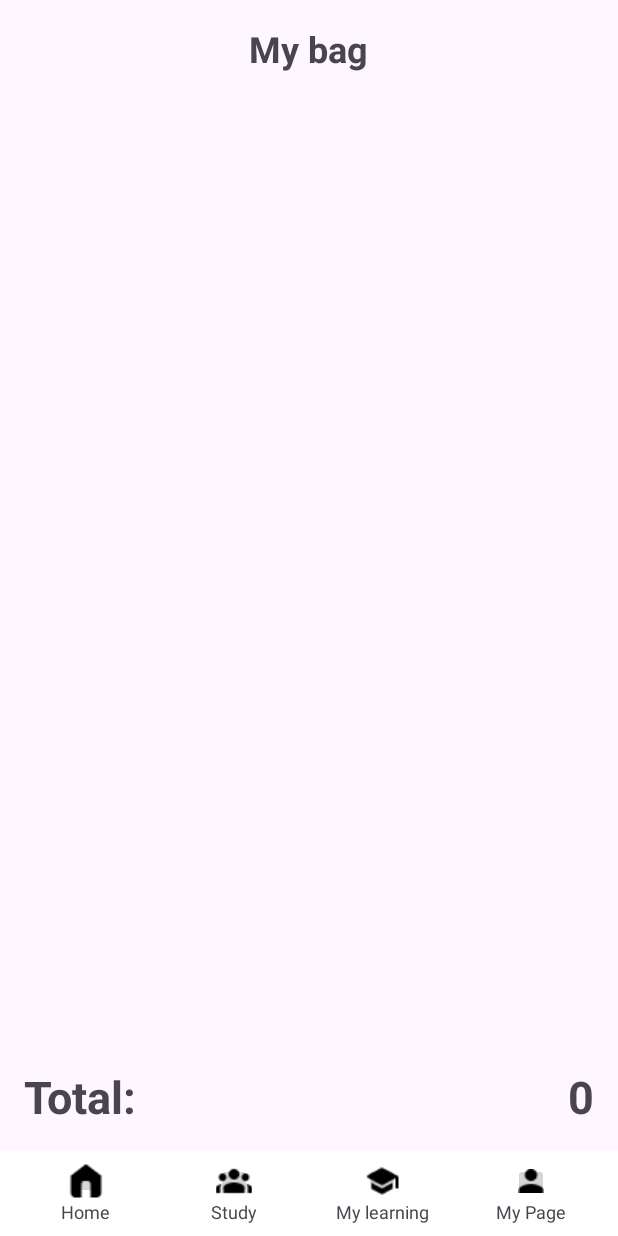
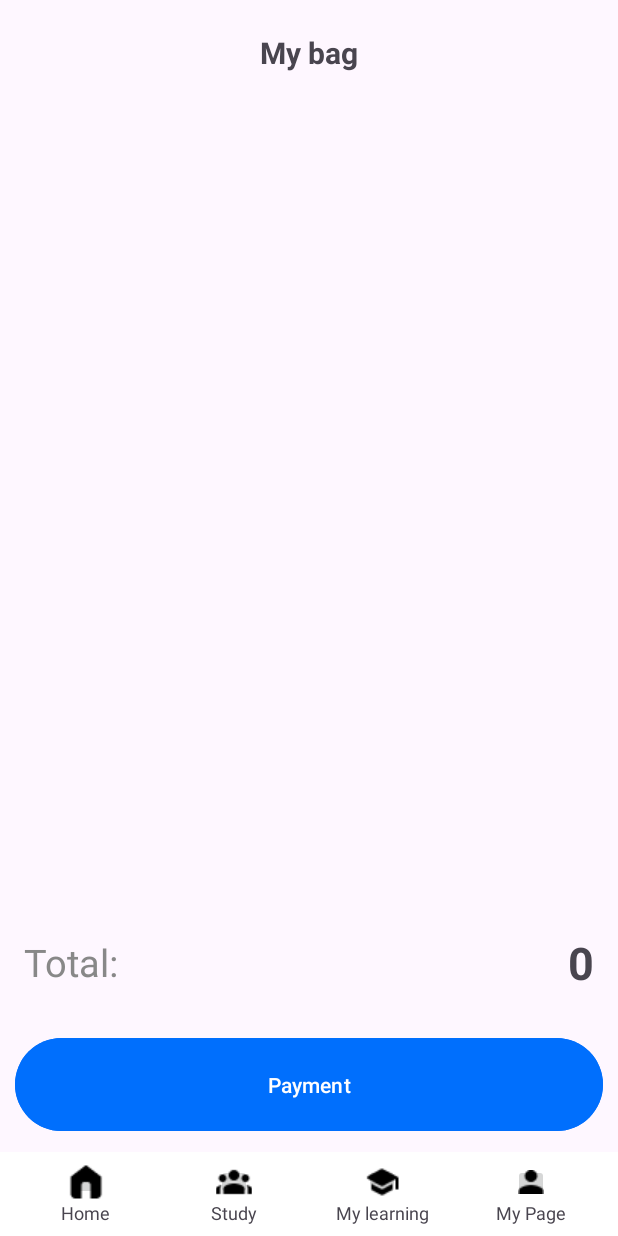
Before and after one commit to PlantInGreenhouse/MP_TermProject_1, an Android app: the shoppinglist_7 screen opened directly, with no data from a screen before it, on a phone screen of 412 x 824 dp. Run offline under Robolectric (Android 15) with nearby library versions, the phone set to English and light mode, and no system bars; 1 statement that could not run was skipped.

Commit message:
information profile, shoppinglist correction

```diff
--- a/app/src/main/res/layout/my_information.xml
+++ b/app/src/main/res/layout/my_information.xml
@@ -34,10 +34,13 @@
                 android:id="@+id/profile_image"
                 android:layout_width="80dp"
                 android:layout_height="80dp"
+                android:layout_alignParentStart="true"
+                android:layout_centerVertical="true"
+                android:background="@drawable/rounded_corners"
                 android:src="@drawable/profile"
                 android:scaleType="centerCrop"
-                android:background="@drawable/circle_image"
-                android:cropToPadding="true" />
+                android:clipToOutline="true"
+                android:alpha="0.4"/>
 
         </RelativeLayout>
     </LinearLayout>
--- a/app/src/main/res/layout/shoppinglist_7.xml
+++ b/app/src/main/res/layout/shoppinglist_7.xml
@@ -6,8 +6,12 @@
 
     <ScrollView
         android:layout_width="match_parent"
-        android:layout_height="match_parent"
-        android:layout_above="@id/bottomNavBar">
+        android:layout_height="0dp"
+        android:layout_above="@id/total_container"
+        android:layout_alignParentTop="true"
+        android:layout_marginTop="5dp"
+        android:layout_marginBottom="81dp"
+        android:layout_weight="1">
 
         <LinearLayout
             android:layout_width="match_parent"
@@ -18,10 +22,10 @@
             <TextView
                 android:layout_width="wrap_content"
                 android:layout_height="wrap_content"
+                android:layout_gravity="center_horizontal"
                 android:text="My bag"
-                android:textSize="24sp"
-                android:textStyle="bold"
-                android:layout_gravity="center_horizontal"/>
+                android:textSize="20sp"
+                android:textStyle="bold" />
 
             <!-- Item Container -->
             <LinearLayout
@@ -36,9 +40,10 @@
     </ScrollView>
 
     <RelativeLayout
+        android:id="@+id/total_container"
         android:layout_width="match_parent"
         android:layout_height="wrap_content"
-        android:layout_above="@+id/bottomNavBar"
+        android:layout_above="@+id/payment_button"
         android:padding="16dp">
 
         <TextView
@@ -46,10 +51,10 @@
             android:layout_width="wrap_content"
             android:layout_height="wrap_content"
             android:text="Total:"
-            android:textSize="30sp"
+            android:textSize="25sp"
+            android:textColor="#888888"
             android:layout_alignParentStart="true"
-            android:layout_centerVertical="true"
-            android:textStyle="bold"/>
+            android:layout_centerVertical="true" />
 
         <TextView
             android:id="@+id/total_price"
@@ -63,24 +68,24 @@
     </RelativeLayout>
 
     <Button
-        android:id="@+id/checkout_button"
+        android:id="@+id/payment_button"
         android:layout_width="match_parent"
-        android:layout_height="wrap_content"
-        android:text="Checkout"
+        android:layout_height="70dp"
+        android:layout_margin="10dp"
+        android:text="Payment"
         android:backgroundTint="@color/colorPrimary"
         android:textColor="#FFFFFF"
-        android:layout_marginTop="16dp"
-        android:layout_alignParentBottom="true"
         android:layout_above="@id/bottomNavBar"/>
 
     <!-- 하단 네비게이션 바 -->
     <LinearLayout
         android:id="@+id/bottomNavBar"
         android:layout_width="match_parent"
-        android:layout_height="wrap_content"
+        android:layout_height="56dp"
         android:layout_alignParentBottom="true"
+        android:layout_marginBottom="0dp"
+        android:background="#FFFFFF"
         android:orientation="horizontal"
-        android:background="#FFFFFF"
         android:padding="8dp"
         android:weightSum="4">
 
@@ -89,8 +94,8 @@
             android:layout_width="0dp"
             android:layout_height="wrap_content"
             android:layout_weight="1"
-            android:orientation="vertical"
-            android:gravity="center">
+            android:gravity="center"
+            android:orientation="vertical">
 
             <ImageButton
                 android:id="@+id/homeIcon"
@@ -110,8 +115,8 @@
             android:layout_width="0dp"
             android:layout_height="wrap_content"
             android:layout_weight="1"
-            android:orientation="vertical"
-            android:gravity="center">
+            android:gravity="center"
+            android:orientation="vertical">
 
             <ImageButton
                 android:id="@+id/studyIcon"
@@ -131,8 +136,8 @@
             android:layout_width="0dp"
             android:layout_height="wrap_content"
             android:layout_weight="1"
-            android:orientation="vertical"
-            android:gravity="center">
+            android:gravity="center"
+            android:orientation="vertical">
 
             <ImageButton
                 android:id="@+id/marketIcon"
@@ -152,8 +157,8 @@
             android:layout_width="0dp"
             android:layout_height="wrap_content"
             android:layout_weight="1"
-            android:orientation="vertical"
-            android:gravity="center">
+            android:gravity="center"
+            android:orientation="vertical">
 
             <ImageButton
                 android:id="@+id/myPageIcon"
```
